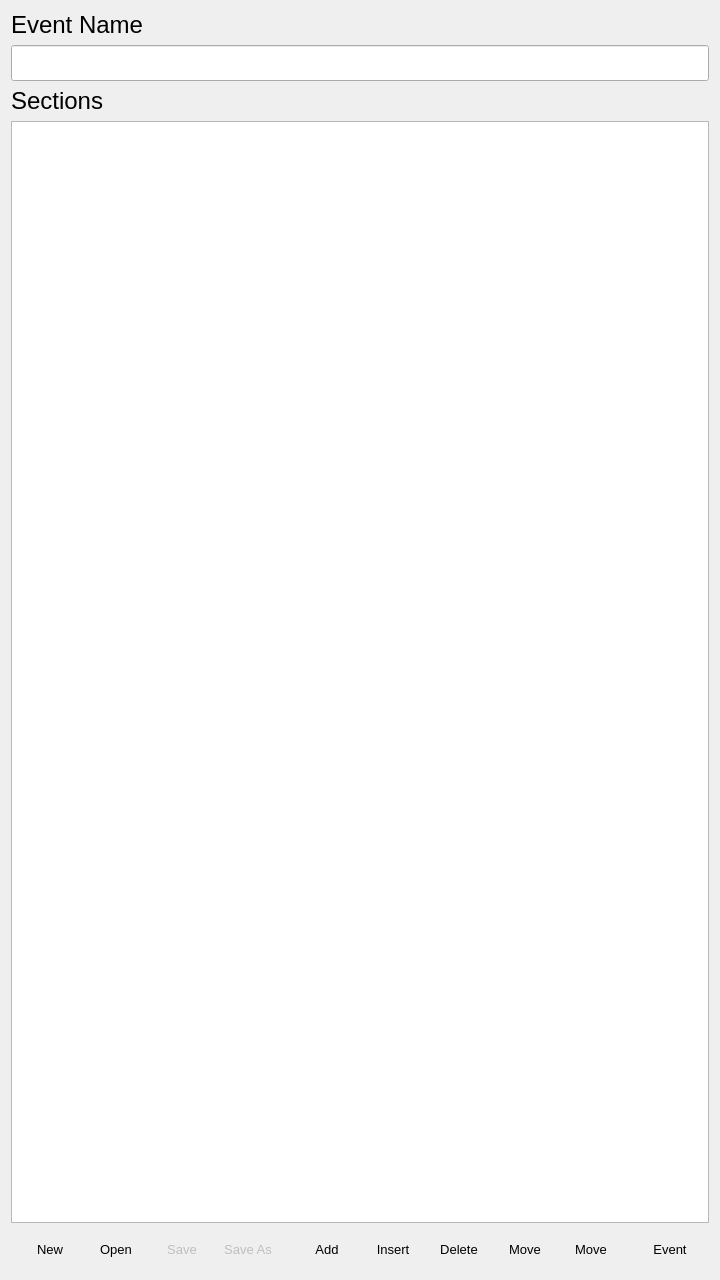
Qt form src/editwindow.ui (sledzik1984/timer) before a commit.
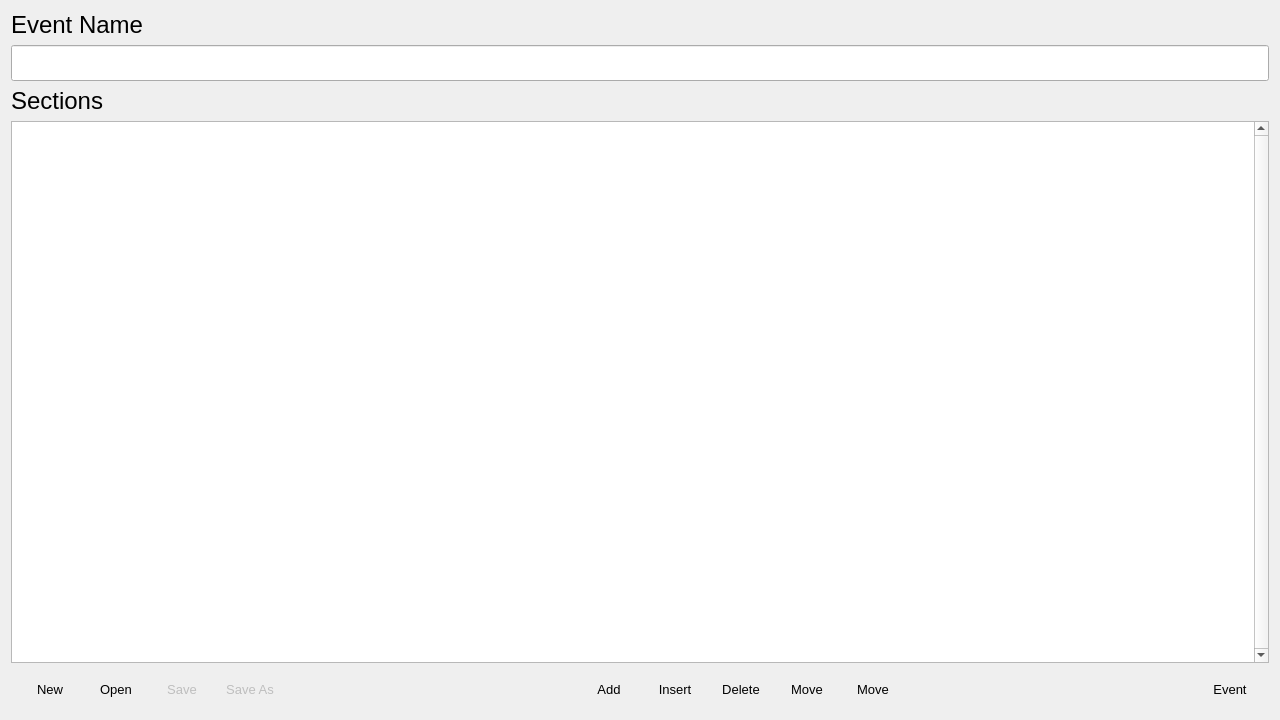
The same form after that commit. Icons and pictures are not drawn.

Commit message: EditWindow: switch back to landscape mode

The edit to the form file:
```diff
--- a/src/editwindow.ui
+++ b/src/editwindow.ui
@@ -6,8 +6,8 @@
    <rect>
     <x>0</x>
     <y>0</y>
-    <width>720</width>
-    <height>1280</height>
+    <width>1280</width>
+    <height>720</height>
    </rect>
   </property>
   <property name="windowTitle">
@@ -55,6 +55,12 @@
   padding-right: 20px;
 }</string>
      </property>
+     <property name="verticalScrollBarPolicy">
+      <enum>Qt::ScrollBarAlwaysOn</enum>
+     </property>
+     <property name="horizontalScrollBarPolicy">
+      <enum>Qt::ScrollBarAlwaysOff</enum>
+     </property>
      <property name="alternatingRowColors">
       <bool>true</bool>
      </property>
```
Left out of the diff: 3 changed lines with no effect on the pictures.
